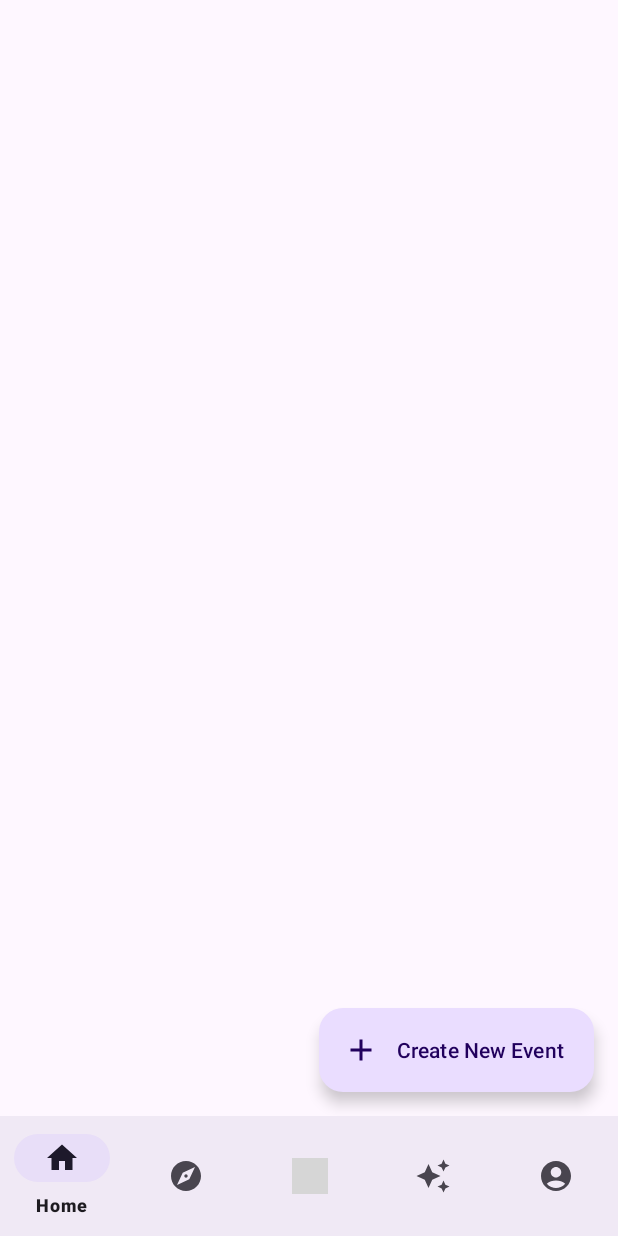
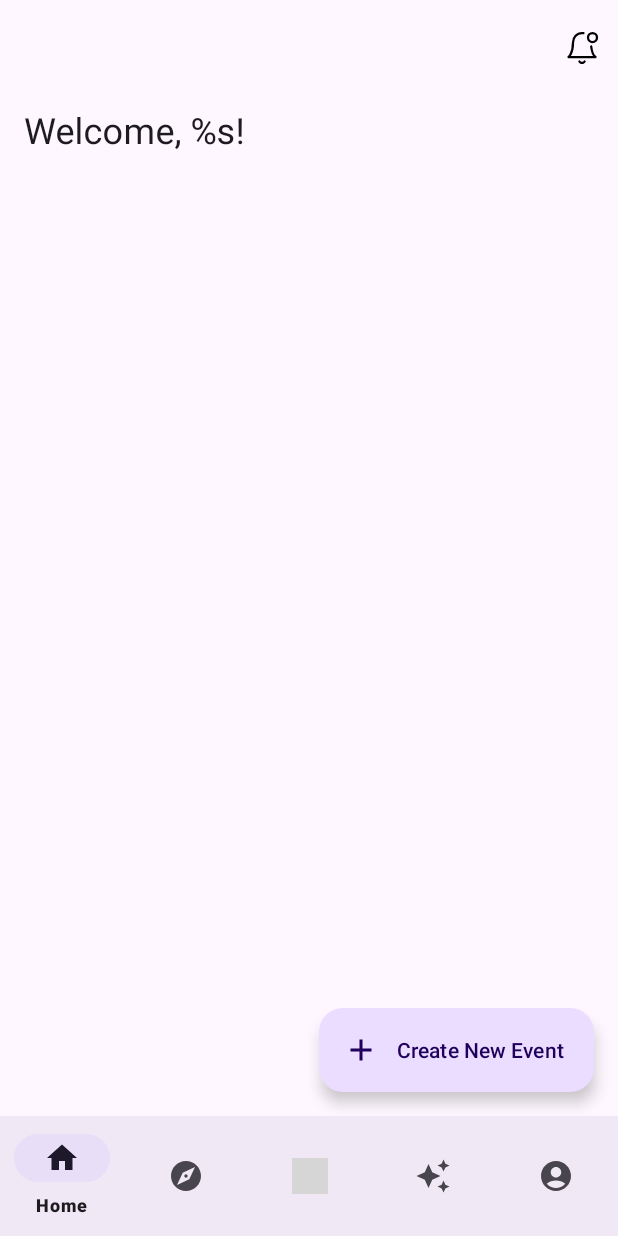
Before and after one commit to CMPUT301W24T05/PlaceHolderProjectName, an Android app: the NewHomeFragment screen opened directly, with no data from a screen before it, on a phone screen of 412 x 824 dp. Run offline under Robolectric (Android 15) with nearby library versions, the phone set to English and light mode, and no system bars; Roboto replaces fonts that are not available here; 1 statement that could not run was skipped; grey boxes are pictures that could not be loaded.

Commit message:
Refactor home fragment layout and add topbar menu
The layout for the home fragment has been restructured for improved visual appeal and user interaction. A new topbar menu has been added to the AppBarLayout, replacing the previous ConstraintLayout, and the handling of the SwipeRefreshLayout has been modified. Further, unused or commented out code has been cleaned out, thus optimizing functionality and improving readability.

```diff
--- a/app/src/main/res/layout/home_fragment.xml
+++ b/app/src/main/res/layout/home_fragment.xml
@@ -5,69 +5,41 @@
                                                    android:layout_width="match_parent"
                                                    android:layout_height="match_parent">
 
-<!--    <androidx.constraintlayout.widget.ConstraintLayout-->
-<!--            android:id="@+id/topLayout"-->
-<!--            android:layout_width="match_parent"-->
-<!--            android:layout_height="wrap_content"-->
-<!--            app:layout_constraintTop_toTopOf="parent">-->
+    <com.google.android.material.appbar.AppBarLayout
+            android:layout_width="match_parent"
+            android:layout_height="wrap_content"
+            android:fitsSystemWindows="true" app:layout_constraintStart_toStartOf="parent"
+            app:layout_constraintTop_toTopOf="parent" app:layout_constraintEnd_toEndOf="parent"
+            android:id="@+id/appBarLayout2">
 
-<!--        &lt;!&ndash; "Notifications" Button &ndash;&gt;-->
-<!--        <ImageButton-->
-<!--                android:id="@+id/btnNotifications"-->
-<!--                style="@android:style/Widget.Material.ImageButton"-->
-<!--                android:layout_width="48dp"-->
-<!--                android:layout_height="wrap_content"-->
-<!--                android:layout_marginStart="16dp"-->
-<!--                android:layout_marginTop="16dp"-->
-<!--                android:adjustViewBounds="true"-->
-<!--                android:background="@android:color/transparent"-->
-<!--                android:cropToPadding="false"-->
-<!--                android:scaleType="fitCenter"-->
-<!--                android:src="@drawable/bell_notification"-->
-<!--                app:layout_constraintStart_toStartOf="parent"-->
-<!--                app:layout_constraintTop_toTopOf="parent"/>-->
+        <com.google.android.material.appbar.CollapsingToolbarLayout
+                style="?attr/collapsingToolbarLayoutMediumStyle"
+                android:layout_width="match_parent"
+                android:layout_height="?attr/collapsingToolbarLayoutMediumSize">
 
-<!--        &lt;!&ndash; "Profile" Button &ndash;&gt;-->
-<!--        <ImageButton-->
-<!--                android:id="@+id/btnProfile"-->
-<!--                style="@android:style/Widget.Material.ImageButton"-->
-<!--                android:layout_width="48dp"-->
-<!--                android:layout_height="wrap_content"-->
-<!--                android:layout_marginTop="16dp"-->
-<!--                android:layout_marginEnd="16dp"-->
-<!--                android:adjustViewBounds="true"-->
-<!--                android:background="@android:color/transparent"-->
-<!--                android:cropToPadding="true"-->
-<!--                android:scaleType="fitCenter"-->
-<!--                android:src="@drawable/profile_circle"-->
-<!--                app:layout_constraintBottom_toBottomOf="parent"-->
-<!--                app:layout_constraintEnd_toEndOf="parent"-->
-<!--                app:layout_constraintTop_toTopOf="parent"/>-->
+            <com.google.android.material.appbar.MaterialToolbar
+                android:layout_width="match_parent"
+                android:layout_height="?attr/actionBarSize"
+                android:elevation="0dp" app:title="Welcome, %s!"
+                app:menu="@menu/main_page_topbar_menu"
+                app:itemIconTint="?attr/colorOnBackground">
 
+            </com.google.android.material.appbar.MaterialToolbar>
 
-<!--        <TextView-->
-<!--                android:id="@+id/main_admin_page_AdminTxt"-->
-<!--                android:layout_width="wrap_content"-->
-<!--                android:layout_height="wrap_content"-->
-<!--                android:layout_marginTop="16dp"-->
-<!--                android:fontFamily="@font/coustard"-->
-<!--                android:text="PlaceHolder"-->
-<!--                android:textAppearance="@style/TextAppearance.AppCompat.Display1"-->
-<!--                app:layout_constraintBottom_toBottomOf="parent"-->
-<!--                app:layout_constraintEnd_toStartOf="@+id/btnProfile"-->
-<!--                app:layout_constraintStart_toEndOf="@+id/btnNotifications"-->
-<!--                app:layout_constraintTop_toTopOf="parent"/>-->
+        </com.google.android.material.appbar.CollapsingToolbarLayout>
 
-<!--    </androidx.constraintlayout.widget.ConstraintLayout>-->
+    </com.google.android.material.appbar.AppBarLayout>
 
     <androidx.swiperefreshlayout.widget.SwipeRefreshLayout
             android:id="@+id/swipeRefreshLayout"
             android:layout_width="match_parent"
             android:layout_height="0dp"
-            app:layout_constraintTop_toTopOf="parent"
-            app:layout_constraintVertical_bias="0.0">
+            tools:layout_editor_absoluteY="112dp"
+            app:layout_constraintStart_toStartOf="parent"
+            app:layout_constraintEnd_toEndOf="parent"
+            app:layout_constraintBottom_toBottomOf="parent"
+            app:layout_constraintTop_toBottomOf="@id/appBarLayout2">
 
-        <!-- List of Joined Events -->
         <androidx.recyclerview.widget.RecyclerView
                 android:id="@+id/listJoinedEvents"
                 android:layout_width="match_parent"
@@ -75,14 +47,7 @@
                 android:layout_marginTop="10dp"/>
 
 
-        <!-- List of Created Events -->
-<!--        <androidx.recyclerview.widget.RecyclerView-->
-<!--                android:id="@+id/listCreatedEvents"-->
-<!--                android:layout_width="match_parent"-->
-<!--                android:layout_height="wrap_content"-->
-<!--                android:layout_marginTop="10dp"/>-->
     </androidx.swiperefreshlayout.widget.SwipeRefreshLayout>
-        <!-- "Create New Event" Button -->
     <com.google.android.material.floatingactionbutton.ExtendedFloatingActionButton
             android:id="@+id/btnCreateEvent"
             android:layout_width="wrap_content"
@@ -92,5 +57,6 @@
             android:text="Create New Event"
             app:icon="@drawable/add_icon"
             app:layout_constraintBottom_toBottomOf="parent"
-                app:layout_constraintEnd_toEndOf="parent" />/>
+            app:layout_constraintEnd_toEndOf="parent"/>
+
 </androidx.constraintlayout.widget.ConstraintLayout>
--- /dev/null
+++ b/app/src/main/res/menu/main_page_topbar_menu.xml
@@ -0,0 +1,8 @@
+<?xml version="1.0" encoding="utf-8"?>
+<menu xmlns:android="http://schemas.android.com/apk/res/android" xmlns:app="http://schemas.android.com/apk/res-auto">
+    <item
+        android:id="@+id/home_notification_item"
+        android:title="Notifications"
+        android:icon="@drawable/bell_notification"
+        app:showAsAction="always"/>
+</menu>
```
Lines whose indentation alone changed are shown as unchanged.
